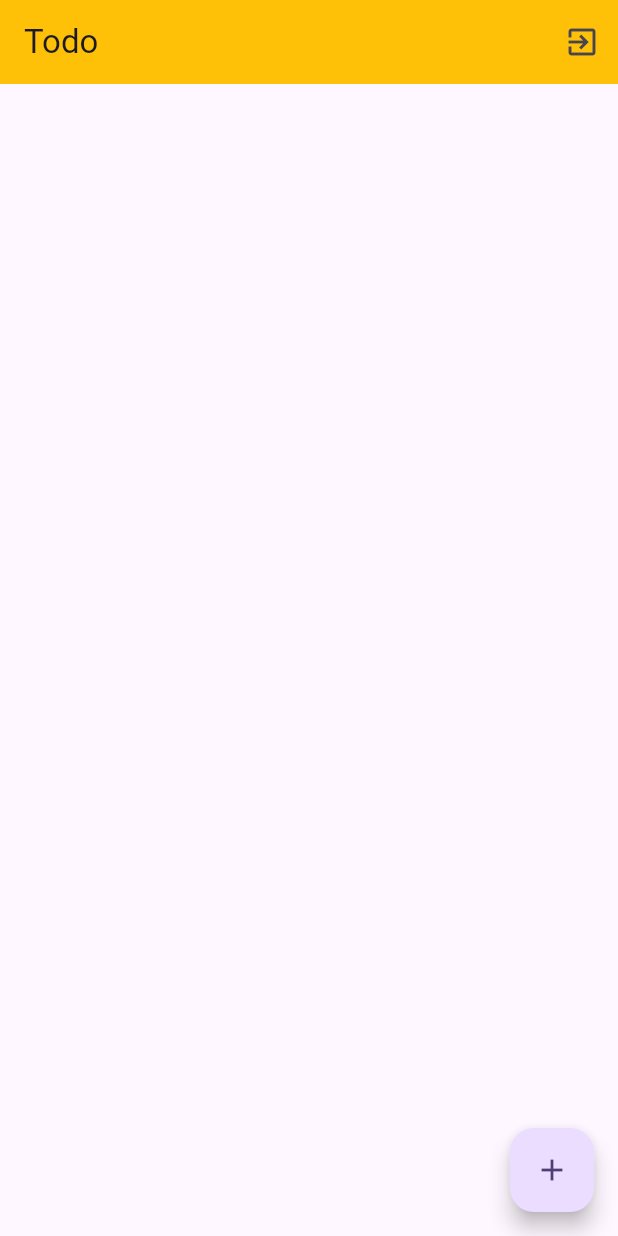
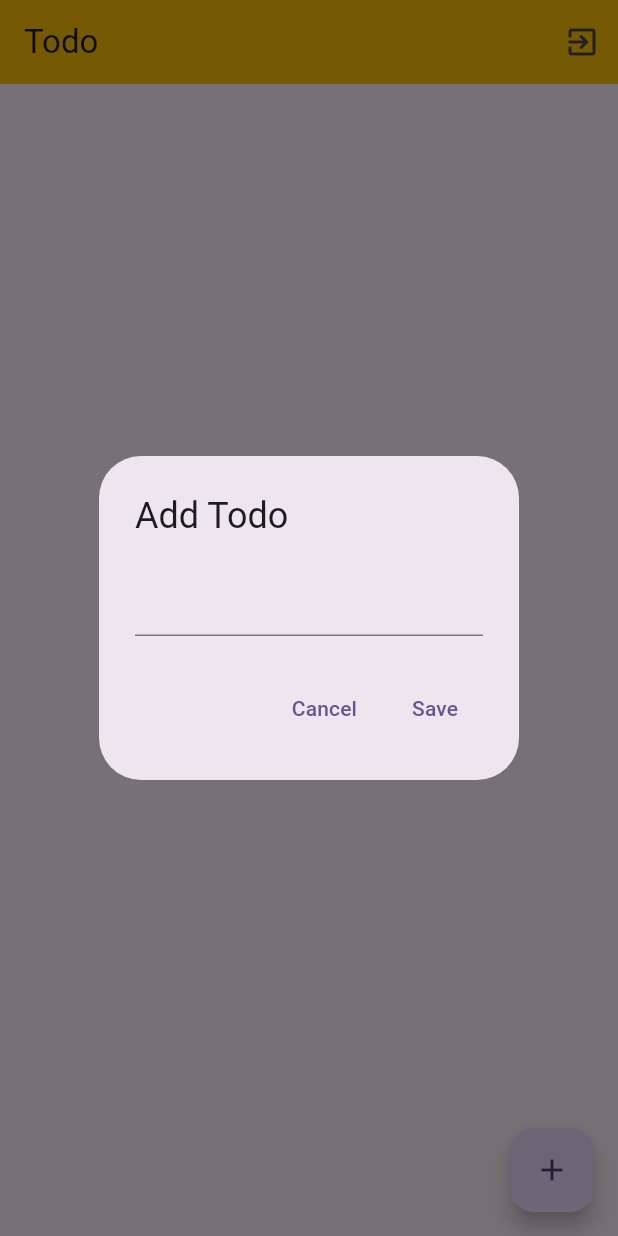
Before and after one commit to kaewnakrub/todo2, a Flutter app: the screen it shows once a user with an empty profile is signed in, after a tap on the "add" icon, on a phone screen of 412 x 824 dp. Run offline on Flutter 3.47's test engine with Material 3 defaults, Android fonts, the phone set to English and light mode, and no system bars; our stand-ins replace cloud_firestore, firebase_auth, firebase_core; missing offline and left inert: firebase_ui_auth; accounts and stored records are empty.

Commit message:
finish todo

```diff
--- a/lib/pages/home/home_page.dart
+++ b/lib/pages/home/home_page.dart
@@ -1,3 +1,6 @@
+import 'dart:developer';
+
+import 'package:cloud_firestore/cloud_firestore.dart';
 import 'package:flutter/material.dart';
 import 'package:todo2/const.dart';
 
@@ -9,6 +12,8 @@ class HomePage extends StatefulWidget {
 }
 
 class _HomePageState extends State<HomePage> {
+  TextEditingController textEditingController = TextEditingController();
+
   @override
   Widget build(BuildContext context) {
     return Scaffold(
@@ -24,10 +29,101 @@ class _HomePageState extends State<HomePage> {
           )
         ],
       ),
-      body: Container(),
+      body: Container(
+        child: StreamBuilder(
+          stream: firestore
+              .collection('todos')
+              .doc(firebaseAuth.currentUser!.uid)
+              .collection('items')
+              .orderBy('title', descending: false)
+              .snapshots(),
+          builder:
+              (BuildContext context, AsyncSnapshot<QuerySnapshot> snapshot) {
+            // has error..
+            if (snapshot.hasError) {
+              return Text('Error');
+            }
+
+            // loading..
+            if (snapshot.connectionState == ConnectionState.waiting) {
+              return Text('Loading..');
+            }
+
+            // show data
+            var docs = snapshot.data!.docs;
+            log(docs.length.toString());
+
+            return ListView.builder(
+              itemCount: docs.length,
+              itemBuilder: (BuildContext context, int index) {
+                String ttitle = docs[index]['title'];
+                bool complete = docs[index]['complete'];
+                log(' $ttitle complete: $complete');
+
+                return CheckboxListTile(
+                  title: Text(ttitle,
+                      style: TextStyle(
+                          decoration: (complete)
+                              ? TextDecoration.lineThrough
+                              : TextDecoration.none)),
+                  value: complete,
+                  onChanged: (value) {
+                    // update data to firestore
+                    log('click $ttitle complete: $value');
+                    firestore
+                        .collection('todos')
+                        .doc(firebaseAuth.currentUser!.uid)
+                        .collection('items')
+                        .doc(docs[index].id)
+                        .update({
+                      'complete': value,
+                    });
+                  },
+                );
+              },
+            );
+          },
+        ),
+      ),
       floatingActionButton: FloatingActionButton(
-        child: Icon(Icons.add),
-        onPressed: () {},
+        child: const Icon(Icons.add),
+        onPressed: () {
+          // show dialog..
+          showDialog(
+              context: context,
+              builder: (context) {
+                return AlertDialog(
+                  title: const Text('Add Todo'),
+                  content: TextFormField(
+                    controller: textEditingController,
+                  ),
+                  actions: [
+                    TextButton(
+                      child: const Text('Cancel'),
+                      onPressed: () {
+                        Navigator.pop(context);
+                      },
+                    ),
+                    TextButton(
+                      child: const Text('Save'),
+                      onPressed: () {
+                        // save data to firestore..
+                        if (textEditingController.text.trim().isNotEmpty) {
+                          firestore
+                              .collection('todos')
+                              .doc(firebaseAuth.currentUser!.uid)
+                              .collection('items')
+                              .add({
+                            'title': textEditingController.text.trim(),
+                            'complete': false,
+                          }).whenComplete(() => Navigator.pop(context));
+                        }
+                      },
+                    ),
+                  ],
+                );
+              });
+        },
       ),
     );
   }
--- a/lib/pages/signin/signin_page.dart
+++ b/lib/pages/signin/signin_page.dart
@@ -20,12 +20,13 @@ class _SignInPageState extends State<SignInPage> {
       ],
       actions: [
         AuthStateChangeAction<SignedIn>((context, state) {
+          // check user is not null
+          if (state.user != null) {
             log(state.user!.email.toString());
 
             final userId = state.user!.uid.toString();
             final emailAdress = state.user!.email.toString();
             final timeStamp = DateTime.now().millisecondsSinceEpoch;
-
             // check document id in users colloection
             firestore.collection('users').doc(userId).get().then((value) {
               if (value.exists) {
@@ -39,6 +40,7 @@ class _SignInPageState extends State<SignInPage> {
                 });
               }
             });
+          }
         })
       ],
     );
```
Lines whose indentation alone changed are shown as unchanged.
